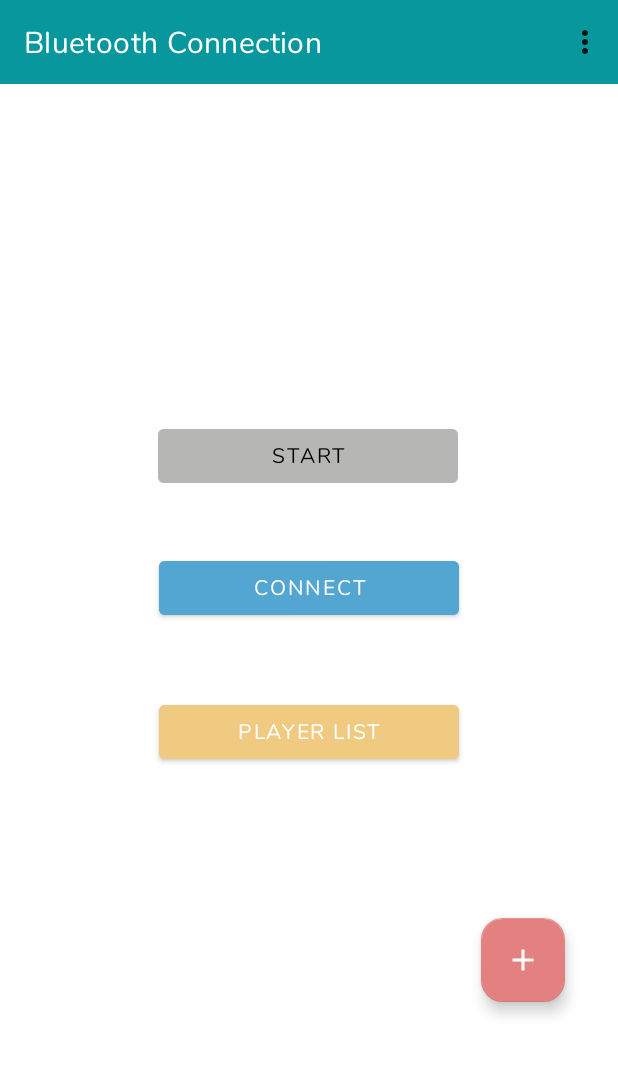
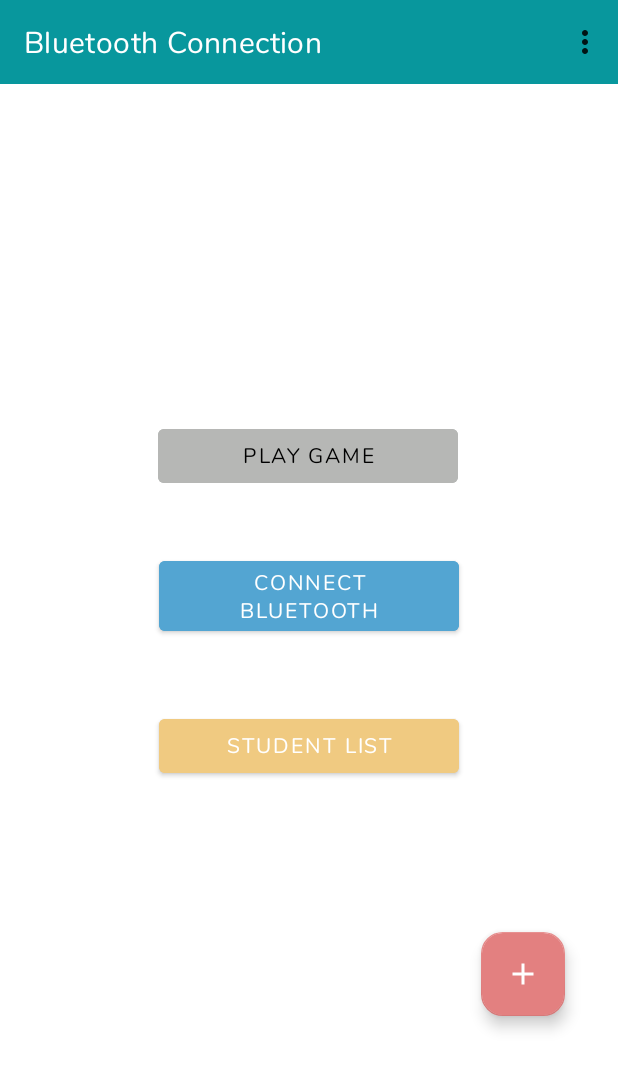
Before and after one commit to mojitosharma/Raah, an Android app: the screen it shows after launch once a user with an empty profile is signed in (MainActivity), on a phone screen of 412 x 824 dp. Shown: the top 1069 px of the screen. Run offline under Robolectric (Android 15) with nearby library versions, the phone set to English and light mode, and no system bars; our stand-ins replace Firebase (no records; nobody signed in at launch, a user with empty details on screens opened directly); 1 statement that could not run was skipped.

Commit message:
UI improved

```diff
--- a/app/build.gradle
+++ b/app/build.gradle
@@ -9,7 +9,7 @@ android {
 
     defaultConfig {
         applicationId "com.example.raah"
-        minSdk 19
+        minSdk 21
         targetSdk 33
         versionCode 1
         versionName "1.0"
@@ -40,8 +40,8 @@ dependencies {
     implementation 'androidx.navigation:navigation-fragment:2.5.3'
     implementation 'androidx.navigation:navigation-ui:2.5.3'
     implementation 'pl.droidsonroids.gif:android-gif-drawable:1.2.17'
-    implementation 'com.google.firebase:firebase-auth:21.2.0'
-    implementation 'com.google.firebase:firebase-database:20.1.0'
+    implementation 'com.google.firebase:firebase-auth:21.3.0'
+    implementation 'com.google.firebase:firebase-database:20.2.0'
     testImplementation 'junit:junit:4.13.2'
     androidTestImplementation 'androidx.test.ext:junit:1.1.5'
     androidTestImplementation 'androidx.test.espresso:espresso-core:3.5.1'
--- a/app/src/main/AndroidManifest.xml
+++ b/app/src/main/AndroidManifest.xml
@@ -21,7 +21,7 @@
         android:allowBackup="true"
         android:dataExtractionRules="@xml/data_extraction_rules"
         android:fullBackupContent="@xml/backup_rules"
-        android:icon="@mipmap/ic_launcher"
+        android:icon="@drawable/logo_temp"
         android:label="@string/app_name"
         android:supportsRtl="true"
         android:theme="@style/Theme.Raah"
--- a/app/src/main/java/com/example/raah/LoginOrSignUpActivity.java
+++ b/app/src/main/java/com/example/raah/LoginOrSignUpActivity.java
@@ -10,6 +10,7 @@ import android.os.Bundle;
 import android.widget.Button;
 import android.widget.ImageView;
 import android.widget.Toast;
+
 
 import com.google.firebase.auth.FirebaseAuth;
 
@@ -39,7 +40,7 @@ public class LoginOrSignUpActivity extends AppCompatActivity {
         logoImageViewIntro = findViewById(R.id.logoImageViewIntro);
         logInButtonIntro = findViewById(R.id.logInButtonIntro);
         signUpButtonIntro = findViewById(R.id.signUpButtonIntro);
-        logoImageViewIntro.setImageResource(R.drawable.raah);
+        logoImageViewIntro.setImageResource(R.drawable.logo_img);
         logInButtonIntro.setOnClickListener(view -> {
             if(isInternetConnected(this)){
                 intent.putExtra("loginOrSignUp", "login");
--- a/app/src/main/java/com/example/raah/SelectDeviceActivity.java
+++ b/app/src/main/java/com/example/raah/SelectDeviceActivity.java
@@ -233,6 +233,7 @@ public class SelectDeviceActivity extends AppCompatActivity {
                     pairedDevices.add(deviceHardwareAddress);
                 }
             }
+            deviceListAdapter.notifyDataSetChanged();
             scanTextView.setEnabled(false);
             scanTextView.setTextColor(Color.GRAY);
             bluetoothAdapter.startDiscovery();
--- a/app/src/main/java/com/example/raah/ShowStudentProfileActivity.java
+++ b/app/src/main/java/com/example/raah/ShowStudentProfileActivity.java
@@ -71,7 +71,7 @@ public class ShowStudentProfileActivity extends AppCompatActivity {
         refreshProfileButton=findViewById(R.id.refreshProfileButton);
         scoreListRecyclerView.setLayoutManager(new LinearLayoutManager(this));
         dataList = new ArrayList<>();
-        if (Build.VERSION.SDK_INT >= Build.VERSION_CODES.M) {
+        if (Build.VERSION.SDK_INT >= Build.VERSION_CODES.N) {
             toolbarStudentProfile.setSubtitle(username);
             toolbarStudentProfile.setTitle(name);
         }
--- a/app/src/main/res/layout/activity_login_or_sign_up.xml
+++ b/app/src/main/res/layout/activity_login_or_sign_up.xml
@@ -8,9 +8,9 @@
 
     <ImageView
         android:id="@+id/logoImageViewIntro"
-        android:layout_width="200dp"
+        android:layout_width="300dp"
         android:layout_height="200dp"
-        android:layout_marginTop="110dp"
+        android:layout_marginTop="100dp"
         app:layout_constraintEnd_toEndOf="parent"
         app:layout_constraintStart_toStartOf="parent"
         app:layout_constraintTop_toTopOf="parent"
--- a/app/src/main/res/layout/activity_main.xml
+++ b/app/src/main/res/layout/activity_main.xml
@@ -29,7 +29,7 @@
         android:layout_width="200dp"
         android:layout_height="wrap_content"
         android:layout_marginTop="224dp"
-        android:text="@string/start"
+        android:text="@string/play_game"
         android:textColor="@color/text_button"
         android:backgroundTint="@color/button_background_greenish"
         app:layout_constraintEnd_toEndOf="parent"
@@ -42,7 +42,7 @@
         android:layout_width="200dp"
         android:layout_height="wrap_content"
         android:layout_marginTop="40dp"
-        android:text="@string/connect"
+        android:text="@string/connect_bluetooth"
         android:textColor="@color/white"
         android:backgroundTint="@color/button_background_bluish"
         app:layout_constraintEnd_toEndOf="parent"
@@ -53,7 +53,7 @@
         android:id="@+id/playerListButton"
         android:layout_width="200dp"
         android:layout_height="wrap_content"
-        android:text="@string/player_list"
+        android:text="Student List"
         android:textColor="@color/white"
         app:layout_constraintBottom_toBottomOf="parent"
         android:backgroundTint="@color/button_background_yellowish"
--- a/app/src/main/res/layout/activity_player_list.xml
+++ b/app/src/main/res/layout/activity_player_list.xml
@@ -17,7 +17,7 @@
       app:layout_constraintTop_toTopOf="parent"
       android:theme="?attr/actionBarTheme"
       app:subtitleTextColor="@android:color/background_light"
-      app:title="Player List"
+      app:title="Student List"
       app:titleTextColor="@android:color/background_light" >
     <ImageView
         android:layout_width="wrap_content"
--- a/app/src/main/res/layout/activity_select_player.xml
+++ b/app/src/main/res/layout/activity_select_player.xml
@@ -15,7 +15,7 @@
         android:minHeight="?attr/actionBarSize"
         android:theme="?attr/actionBarTheme"
         app:subtitleTextColor="@android:color/background_light"
-        app:title="Select Player"
+        app:title="Select Student"
         app:titleTextColor="@android:color/background_light" >
         <ImageView
             android:layout_width="wrap_content"
--- a/app/src/main/res/values/strings.xml
+++ b/app/src/main/res/values/strings.xml
@@ -48,4 +48,6 @@
     <string name="forgot_password_click_here_to_reset">Forgot Password? Click here to reset</string>
     <string name="pass">Pass</string>
     <string name="connect">Connect</string>
+    <string name="play_game">Play Game</string>
+    <string name="connect_bluetooth">Connect Bluetooth</string>
 </resources>
```
Also changed, not shown: app/src/main/res/drawable/raah.png (deleted).
